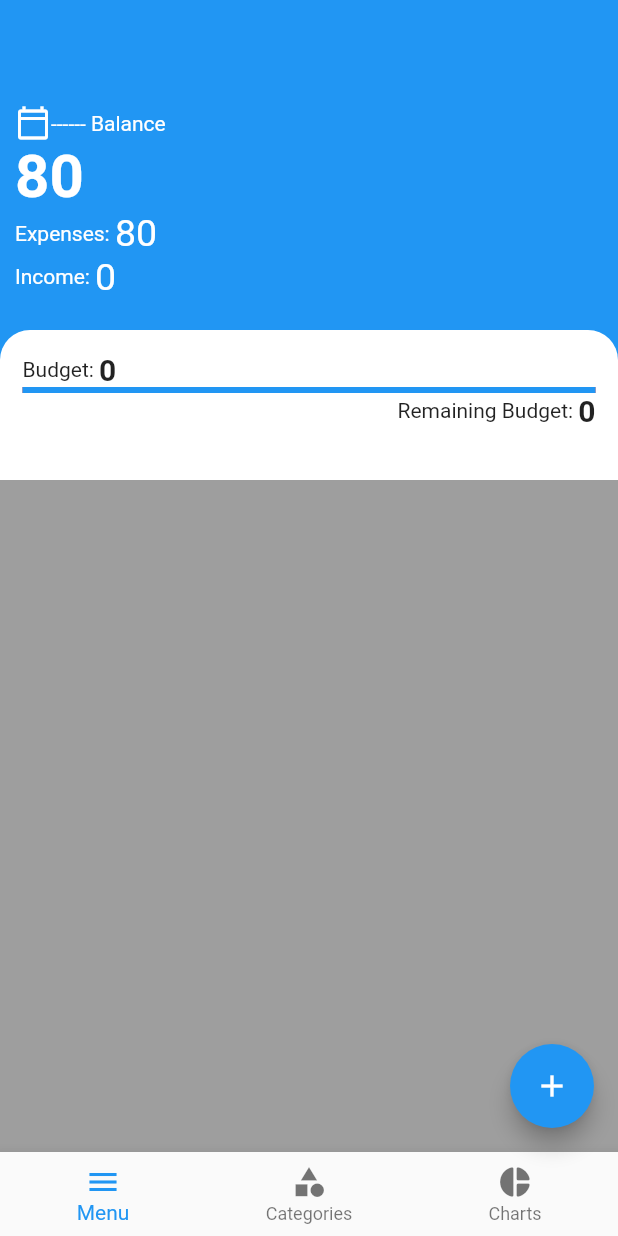
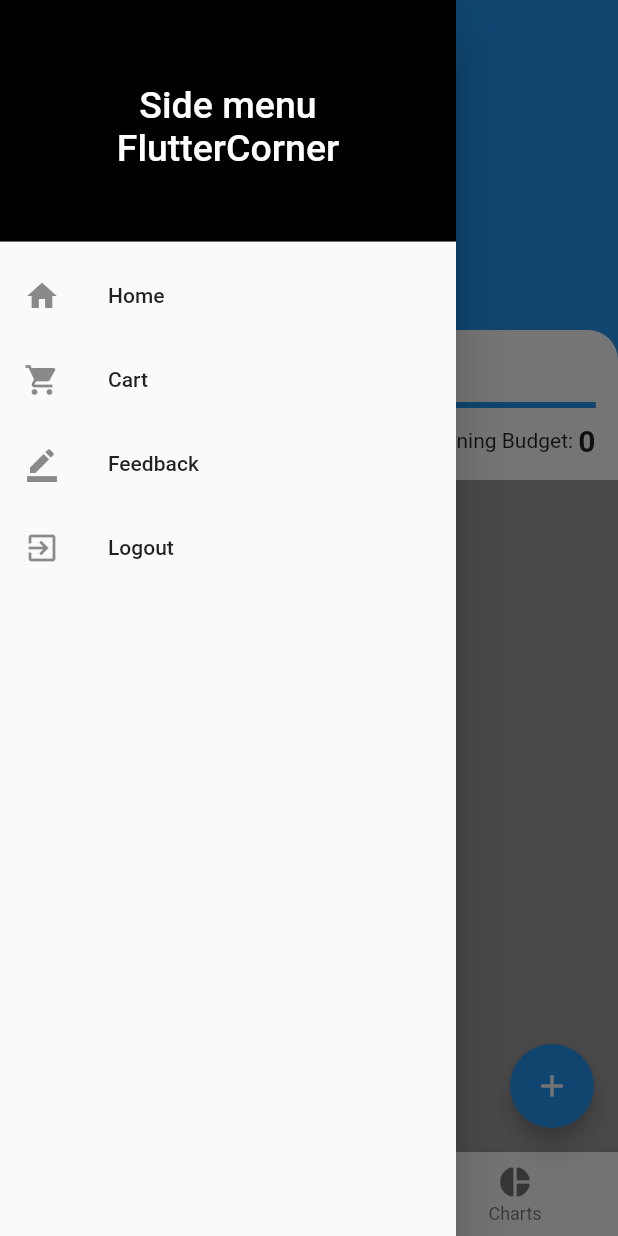
Before and after one commit to SanjilSaurav/budget_app, a Flutter app: the screen it shows after launch, with the side drawer open (before the commit the screen has no drawer), on a phone screen of 412 x 824 dp. Run offline on Flutter 3.47's test engine with Material 2 defaults, Android fonts, the phone set to English and light mode, and no system bars.

Commit message:
Tried creating side drawer in home screen.

```diff
--- a/lib/screens/chart_screen.dart
+++ b/lib/screens/chart_screen.dart
@@ -1,4 +1,3 @@
-import 'package:flutter/cupertino.dart';
 import 'package:flutter/material.dart';
 
 class Chart extends StatefulWidget{
--- a/lib/screens/home_screen.dart
+++ b/lib/screens/home_screen.dart
@@ -29,6 +29,7 @@ class _MyHomePageState extends State<MyHomePage> {
   int budget = 0;
   int income = 0;
   int remainingBudget = 0;
+  //GlobalKey<ScaffoldState> _scaffoldKey = GlobalKey<ScaffoldState>();
 
   void _incrementCounter() {
     setState(() {
@@ -78,6 +79,10 @@ class _MyHomePageState extends State<MyHomePage> {
     // fast, so that you can just rebuild anything that needs updating rather
     // than having to individually change instances of widgets.
     return Scaffold(
+      drawer: SideDrawer(),
+      /*appBar: AppBar(
+        title: Text("Hello"),
+      ),*/
       backgroundColor: Colors.grey,
       body: Column(
         children: [
@@ -155,10 +160,16 @@ class _MyHomePageState extends State<MyHomePage> {
                             ),
                           ],
                         ),
+                        SizedBox(
+                          height: 10,
+                        ),
                         const LinearProgressIndicator(
                           backgroundColor: Colors.red,
                           valueColor: AlwaysStoppedAnimation<Color>(Colors.blue),
                           value: 60.0,
+                        ),
+                        SizedBox(
+                          height: 10,
                         ),
                         Row(
                           mainAxisAlignment: MainAxisAlignment.end,
@@ -210,3 +221,47 @@ class _MyHomePageState extends State<MyHomePage> {
     );
   }
 }
+
+class SideDrawer extends StatelessWidget {
+  @override
+  Widget build(BuildContext context) {
+    return Drawer(
+      child: Column(
+        children: <Widget>[
+          DrawerHeader(
+            child: Center(
+              child: Text(
+                'Side menu  FlutterCorner',
+                textAlign: TextAlign.center,
+                style: TextStyle(color: Colors.white, fontSize: 25),
+              ),
+            ),
+            decoration: BoxDecoration(
+              color: Colors.black,
+            ),
+          ),
+          ListTile(
+            leading: Icon(Icons.home),
+            title: Text('Home'),
+            onTap: () => {},
+          ),
+          ListTile(
+            leading: Icon(Icons.shopping_cart),
+            title: Text('Cart'),
+            onTap: () => {Navigator.of(context).pop()},
+          ),
+          ListTile(
+            leading: Icon(Icons.border_color),
+            title: Text('Feedback'),
+            onTap: () => {Navigator.of(context).pop()},
+          ),
+          ListTile(
+            leading: Icon(Icons.exit_to_app),
+            title: Text('Logout'),
+            onTap: () => {Navigator.of(context).pop()},
+          ),
+        ],
+      ),
+    );
+  }
+}
```
Also changed, not shown: lib/screens/add_expense_income.dart (+30 -1 lines), lib/screens/add_category.dart (line endings or trailing spaces).
